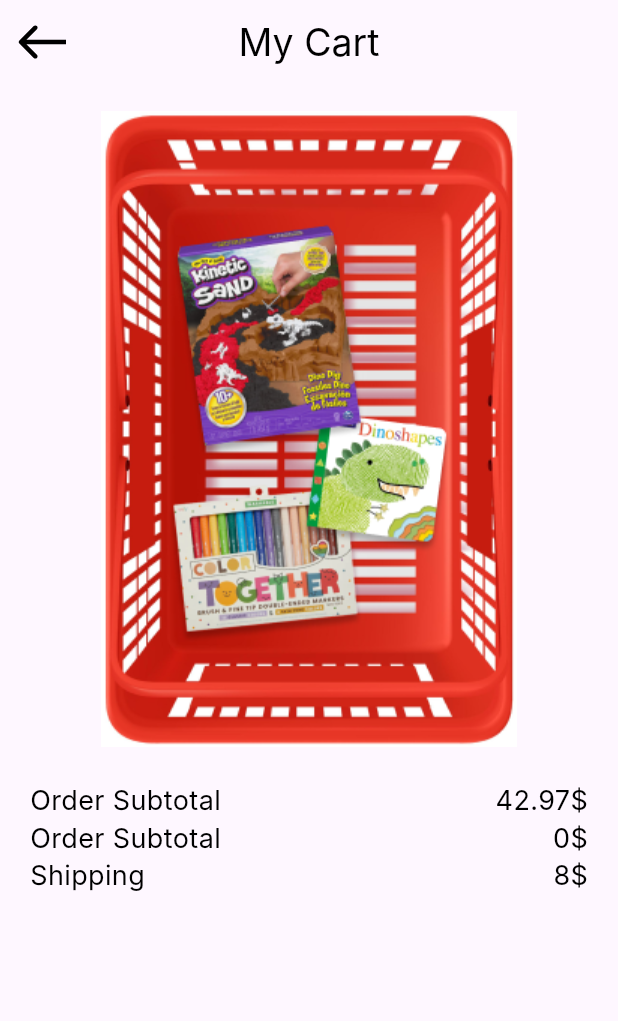
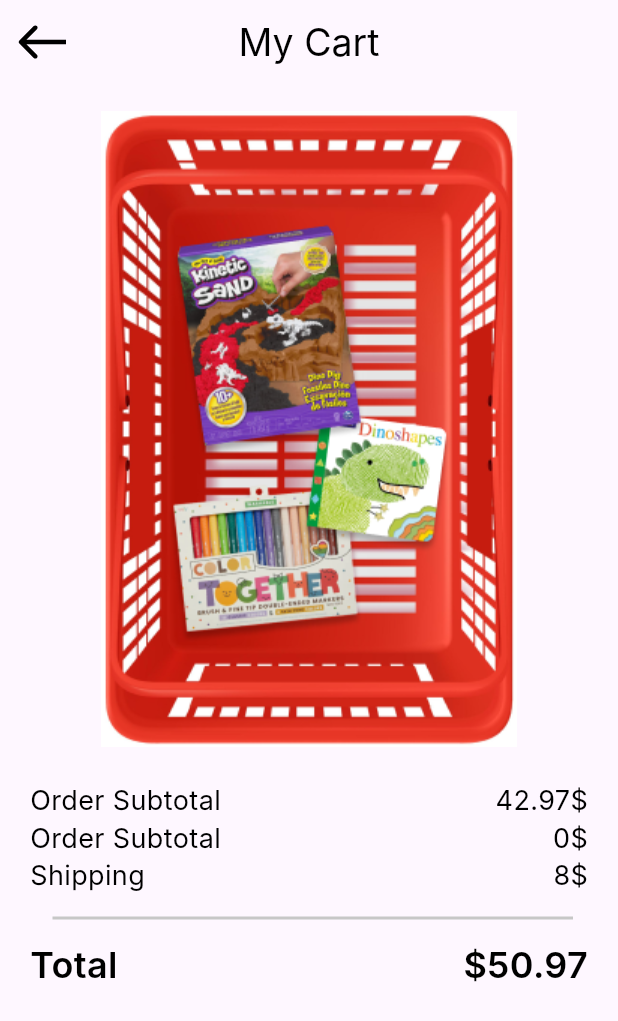
Before and after one commit to shahdashraf2003/CheckoutApp, a Flutter app: the screen it shows after launch, on a phone screen of 412 x 824 dp. Shown: the top 1021 px of the screen. Run offline on Flutter 3.47's test engine with Material 3 defaults, Android fonts, the phone set to English and light mode, and no system bars; our stand-ins replace flutter_svg; Roboto replaces fonts that are missing (Inter).

Commit message:
create total price widget

```diff
--- a/lib/features/checkout/presentation/views/widgets/my_cart_view_body.dart
+++ b/lib/features/checkout/presentation/views/widgets/my_cart_view_body.dart
@@ -1,5 +1,6 @@
 import 'package:flutter/material.dart';
-import 'package:payment_app/features/checkout/presentation/views/widgets/order_info_item.dart';
+import 'package:payment_app/features/checkout/presentation/views/widgets/order_info_item_widget.dart';
+import 'package:payment_app/features/checkout/presentation/views/widgets/total_price_widget.dart';
 
 class MyCartViewBody extends StatelessWidget {
   const MyCartViewBody({
@@ -20,6 +21,17 @@ class MyCartViewBody extends StatelessWidget {
           const OrderInfoItem(title: 'Order Subtotal', value: '0\$'),
           const SizedBox(height: 3),
           const OrderInfoItem(title: 'Shipping', value: '8\$'),
+          const Divider(
+            height: 34,
+            indent: 15,
+            endIndent: 10,
+            color: Color(0xffC7C7C7),
+            thickness: 2,
+          ),
+          const TotalPrice(
+            title: 'Total',
+            value: '\$50.97',
+          ),
         ],
       ),
     );
--- /dev/null
+++ b/lib/features/checkout/presentation/views/widgets/total_price_widget.dart
@@ -0,0 +1,17 @@
+import 'package:flutter/material.dart';
+import 'package:payment_app/core/utils/styles.dart';
+
+class TotalPrice extends StatelessWidget {
+  const TotalPrice({super.key, required this.title, required this.value});
+  final String title, value;
+  @override
+  Widget build(BuildContext context) {
+    return Row(
+      mainAxisAlignment: MainAxisAlignment.spaceBetween,
+      children: [
+        Text(title, style: Styles.style24),
+        Text(value, style: Styles.style24),
+      ],
+    );
+  }
+}
```
Also changed, not shown: lib/features/checkout/presentation/views/widgets/order_info_item_widget.dart (renamed from lib/features/checkout/presentation/views/widgets/order_info_item.dart).
